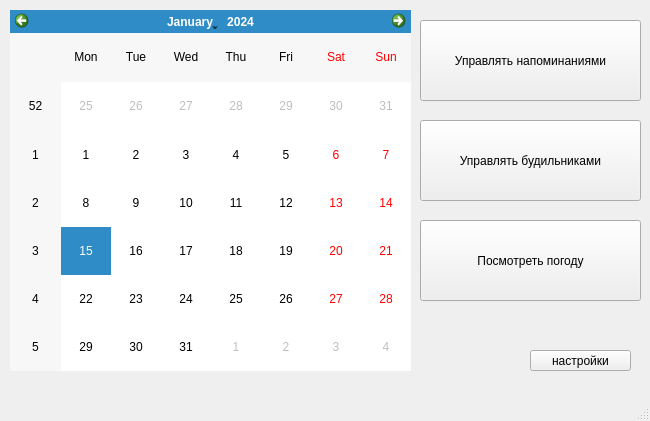
Old version of the form UI.ui in the repository MuxaWinLol/CalendarProject.
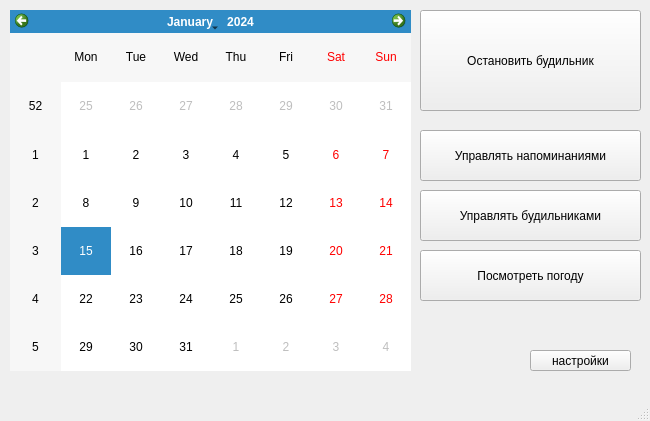
New version of the form.

Patch:
```diff
--- a/UI.ui
+++ b/UI.ui
@@ -28,9 +28,9 @@
     <property name="geometry">
      <rect>
       <x>420</x>
-      <y>20</y>
+      <y>130</y>
       <width>221</width>
-      <height>81</height>
+      <height>51</height>
      </rect>
     </property>
     <property name="text">
@@ -41,9 +41,9 @@
     <property name="geometry">
      <rect>
       <x>420</x>
-      <y>120</y>
+      <y>190</y>
       <width>221</width>
-      <height>81</height>
+      <height>51</height>
      </rect>
     </property>
     <property name="text">
@@ -54,9 +54,9 @@
     <property name="geometry">
      <rect>
       <x>420</x>
-      <y>220</y>
+      <y>250</y>
       <width>221</width>
-      <height>81</height>
+      <height>51</height>
      </rect>
     </property>
     <property name="text">
@@ -76,6 +76,19 @@
      <string>настройки</string>
     </property>
    </widget>
+   <widget class="QPushButton" name="pushButton_4">
+    <property name="geometry">
+     <rect>
+      <x>420</x>
+      <y>10</y>
+      <width>221</width>
+      <height>101</height>
+     </rect>
+    </property>
+    <property name="text">
+     <string>Остановить будильник</string>
+    </property>
+   </widget>
   </widget>
   <widget class="QMenuBar" name="menubar">
    <property name="geometry">
```
